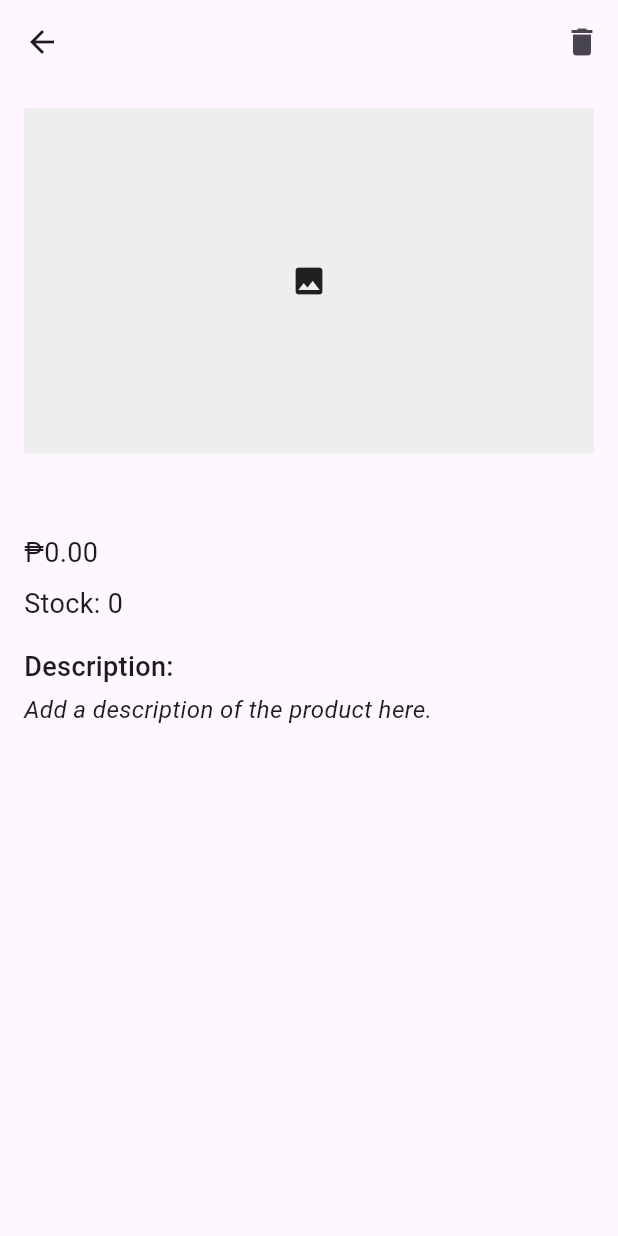
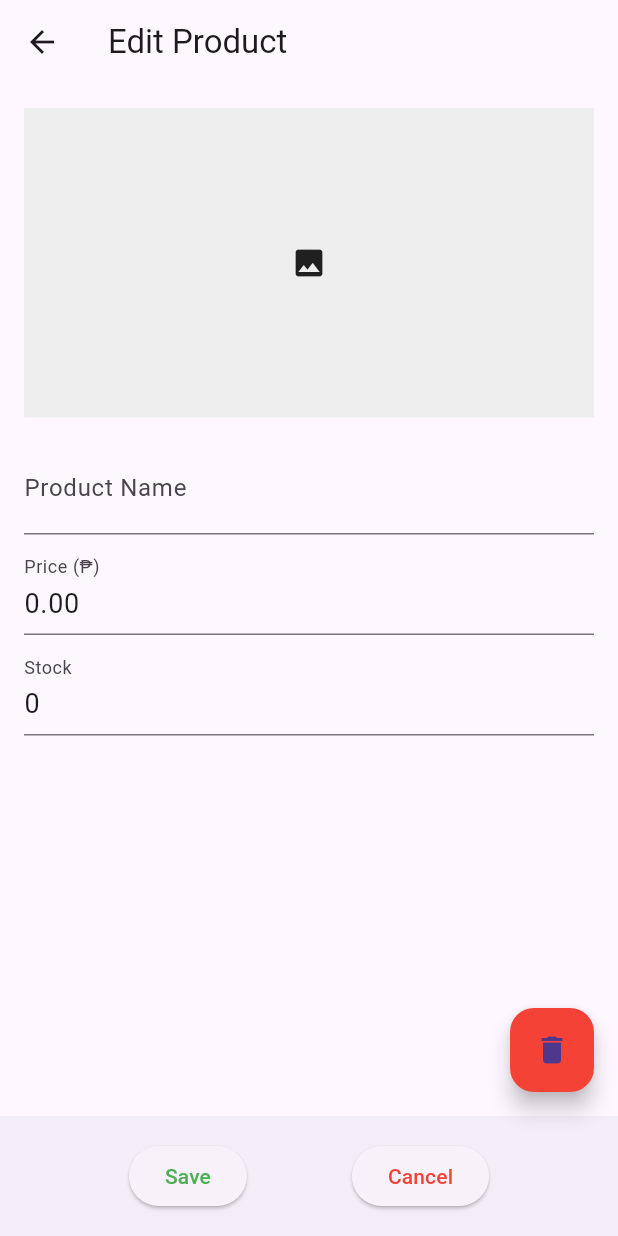
Before and after one commit to albertomarkallen/OneSync, a Flutter app: the ProductDetailsScreen screen opened directly with empty values, on a phone screen of 412 x 824 dp. Run offline on Flutter 3.47's test engine with Material 3 defaults, Android fonts, the phone set to English and light mode, and no system bars; our stand-ins replace cloud_firestore, csv, dotted_border, firebase_auth, firebase_core, firebase_database and 3 more; missing offline and left inert: tflite_flutter; accounts and stored records are empty; network calls fail.

Commit message:
[Ivaniel[Feature] - Made Product Details Functional

```diff
--- a/OneSync (Vendor)/lib/screens/MenuList/product_details_screen.dart
+++ b/OneSync (Vendor)/lib/screens/MenuList/product_details_screen.dart
@@ -1,6 +1,7 @@
+import 'package:cloud_firestore/cloud_firestore.dart';
 import 'package:flutter/material.dart';
-
 import '../../models/models.dart';
+import 'package:firebase_auth/firebase_auth.dart';
 
 class ProductDetailsScreen extends StatefulWidget {
   final MenuItem product;
@@ -12,17 +13,102 @@ class ProductDetailsScreen extends StatefulWidget {
 }
 
 class _ProductDetailsScreenState extends State<ProductDetailsScreen> {
+  late TextEditingController _nameController;
+  late TextEditingController _priceController;
+  late TextEditingController _stockController;
+
+  @override
+  void initState() {
+    super.initState();
+    _nameController = TextEditingController(text: widget.product.name);
+    _priceController =
+        TextEditingController(text: widget.product.price.toStringAsFixed(2));
+    _stockController =
+        TextEditingController(text: widget.product.stock.toString());
+  }
+
+  @override
+  void dispose() {
+    _nameController.dispose();
+    _priceController.dispose();
+    _stockController.dispose();
+    super.dispose();
+  }
+
+  // Function to save changes to Firestore using the name field as an identifier
+  Future<void> _saveProductDetails() async {
+    String productName = widget.product.name;
+    String userID = FirebaseAuth.instance.currentUser!.uid;
+    FirebaseFirestore db = FirebaseFirestore.instance;
+    try {
+      var querySnapshot = await db
+          .collection('Menu')
+          .doc(userID)
+          .collection('vendorProducts')
+          .where('name', isEqualTo: productName)
+          .limit(1)
+          .get();
+
+      if (querySnapshot.docs.isNotEmpty) {
+        var productDoc = querySnapshot.docs.first;
+        await productDoc.reference.update({
+          'name': _nameController.text,
+          'price': double.parse(_priceController.text),
+          'stock': int.parse(_stockController.text),
+        });
+
+        Navigator.of(context).pop(); // Optionally pop the current screen
+        ScaffoldMessenger.of(context).showSnackBar(SnackBar(
+          content: Text("Product details updated successfully!"),
+          backgroundColor: Colors.green,
+        ));
+      } else {
+        ScaffoldMessenger.of(context).showSnackBar(SnackBar(
+          content: Text("No product found to update."),
+          backgroundColor: Colors.red,
+        ));
+      }
+    } catch (e) {
+      ScaffoldMessenger.of(context).showSnackBar(SnackBar(
+        content: Text("Failed to update product details: ${e.toString()}"),
+        backgroundColor: Colors.red,
+      ));
+    }
+  }
+
+// Function to delete the product from Firestore using the name field as an identifier
+  Future<void> _deleteProduct() async {
+    String productName = widget.product.name;
+    FirebaseFirestore db = FirebaseFirestore.instance;
+    try {
+      await db
+          .collection('Menu')
+          .where('name', isEqualTo: productName)
+          .limit(1)
+          .get()
+          .then((snapshot) {
+        if (snapshot.docs.isNotEmpty) {
+          snapshot.docs.first.reference.delete();
+        }
+      });
+      Navigator.of(context).pop(); // Pop the ProductDetailsScreen
+      ScaffoldMessenger.of(context).showSnackBar(SnackBar(
+        content: Text("Product deleted successfully!"),
+        backgroundColor: Colors.green,
+      ));
+    } catch (e) {
+      ScaffoldMessenger.of(context).showSnackBar(SnackBar(
+        content: Text("Failed to delete product: ${e.toString()}"),
+        backgroundColor: Colors.red,
+      ));
+    }
+  }
+
   @override
   Widget build(BuildContext context) {
     return Scaffold(
       appBar: AppBar(
-        title: Text(widget.product.name),
-        actions: [
-          IconButton(
-            icon: const Icon(Icons.delete),
-            onPressed: () => _showDeleteConfirmationDialog(context),
-          ),
-        ],
+        title: Text('Edit Product'),
       ),
       body: LayoutBuilder(builder: (context, constraints) {
         return SingleChildScrollView(
@@ -30,7 +116,6 @@ class _ProductDetailsScreenState extends State<ProductDetailsScreen> {
           child: Column(
             crossAxisAlignment: CrossAxisAlignment.start,
             children: [
-              // Image
               Center(
                 child: Container(
                   height: constraints.maxHeight * 0.3,
@@ -40,87 +125,81 @@ class _ProductDetailsScreenState extends State<ProductDetailsScreen> {
                 ),
               ),
               const SizedBox(height: 16.0),
-
-              // Product Name
-              Text(
-                widget.product.name,
+              TextFormField(
+                controller: _nameController,
+                decoration: InputDecoration(labelText: 'Product Name'),
                 style: TextStyle(fontSize: 20.0, fontWeight: FontWeight.bold),
               ),
               const SizedBox(height: 8.0),
-
-              // Price
-              Text(
-                '\₱${widget.product.price.toStringAsFixed(2)}',
+              TextFormField(
+                controller: _priceController,
+                decoration: InputDecoration(labelText: 'Price (₱)'),
+                keyboardType: TextInputType.number,
                 style: TextStyle(fontSize: 18.0),
               ),
-              SizedBox(height: 8.0),
-
-              // Stock
-              Text(
-                'Stock: ${widget.product.stock}',
+              const SizedBox(height: 8.0),
+              TextFormField(
+                controller: _stockController,
+                decoration: InputDecoration(labelText: 'Stock'),
+                keyboardType: TextInputType.number,
                 style: TextStyle(fontSize: 18.0),
-              ),
-              SizedBox(height: 16.0),
-
-              // Description
-              const Text(
-                'Description:',
-                style: TextStyle(fontSize: 18.0, fontWeight: FontWeight.w500),
-              ),
-              const SizedBox(height: 4.0),
-              const Text(
-                'Add a description of the product here.',
-                style: TextStyle(fontSize: 16.0, fontStyle: FontStyle.italic),
               ),
             ],
           ),
         );
       }),
+      floatingActionButton: FloatingActionButton(
+        onPressed: () => _showDeleteConfirmationDialog(context),
+        child: const Icon(Icons.delete),
+        backgroundColor: Colors.red,
+      ),
+      bottomNavigationBar: BottomAppBar(
+        child: Row(
+          mainAxisAlignment: MainAxisAlignment.spaceEvenly,
+          children: [
+            ElevatedButton(
+              onPressed: _saveProductDetails,
+              child: Text('Save'),
+              style: ElevatedButton.styleFrom(
+                foregroundColor: Colors.green,
+              ),
+            ),
+            ElevatedButton(
+              onPressed: () {
+                Navigator.of(context).pop();
+              },
+              child: Text('Cancel'),
+              style: ElevatedButton.styleFrom(
+                foregroundColor: Colors.red,
+              ),
+            ),
+          ],
+        ),
+      ),
     );
   }
 
   void _showDeleteConfirmationDialog(BuildContext context) {
     showDialog(
       context: context,
-      builder: (context) => DeleteProductConfirmationDialog(
-        productName: widget.product.name,
-        onDeleteConfirmed: () {
-          // Implement logic to delete the product
-          print('Product deleted: ${widget.product.name}');
-          Navigator.of(context).pop(); // Close dialog
-          Navigator.of(context).pop(); // Pop the ProductDetailsScreen
-        },
-      ),
-    );
-  }
-}
-
-// Basic Delete Confirmation Dialog
-class DeleteProductConfirmationDialog extends StatelessWidget {
-  final String productName;
-  final VoidCallback onDeleteConfirmed;
-
-  DeleteProductConfirmationDialog({
-    required this.productName,
-    required this.onDeleteConfirmed,
-  });
-
-  @override
-  Widget build(BuildContext context) {
-    return AlertDialog(
+      builder: (context) => AlertDialog(
         title: Text('Delete Product'),
-      content: Text('Are you sure you want to delete $productName?'),
+        content:
+            Text('Are you sure you want to delete ${widget.product.name}?'),
         actions: [
           TextButton(
             onPressed: () => Navigator.of(context).pop(),
             child: Text('Cancel'),
           ),
           ElevatedButton(
-          onPressed: onDeleteConfirmed,
+            onPressed: () {
+              _deleteProduct(); // Call the delete function
+            },
             style: ElevatedButton.styleFrom(backgroundColor: Colors.red),
             child: Text('Delete'),
           ),
         ],
+      ),
     );
   }
 }
```
Lines whose indentation alone changed are shown as unchanged.
